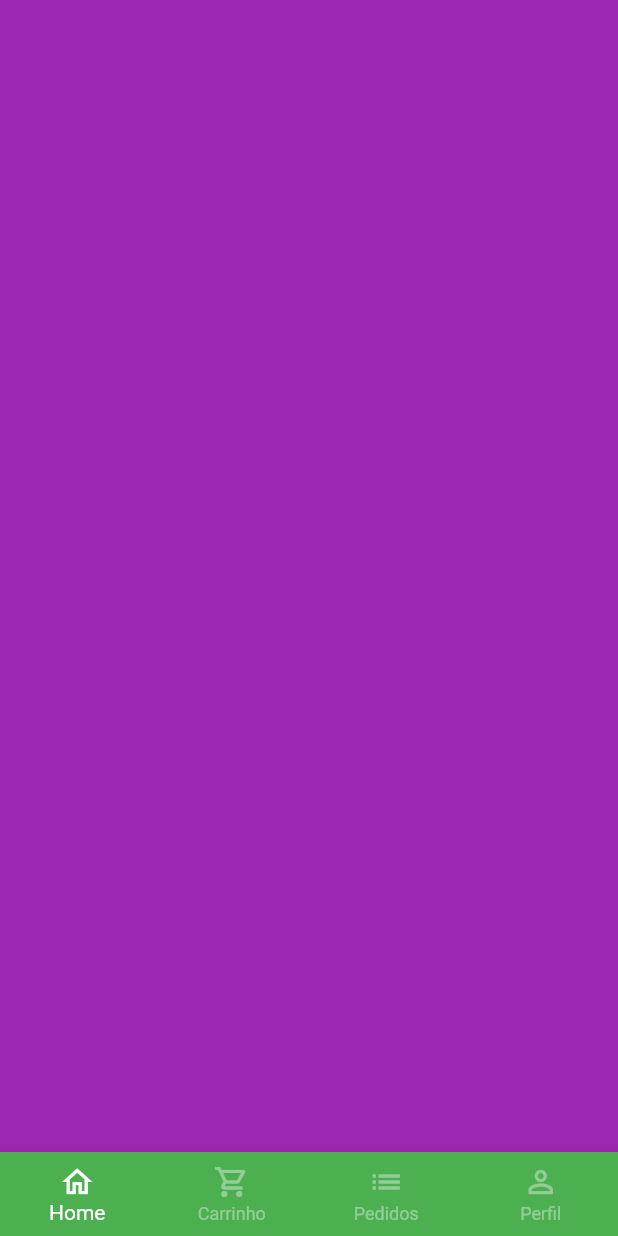
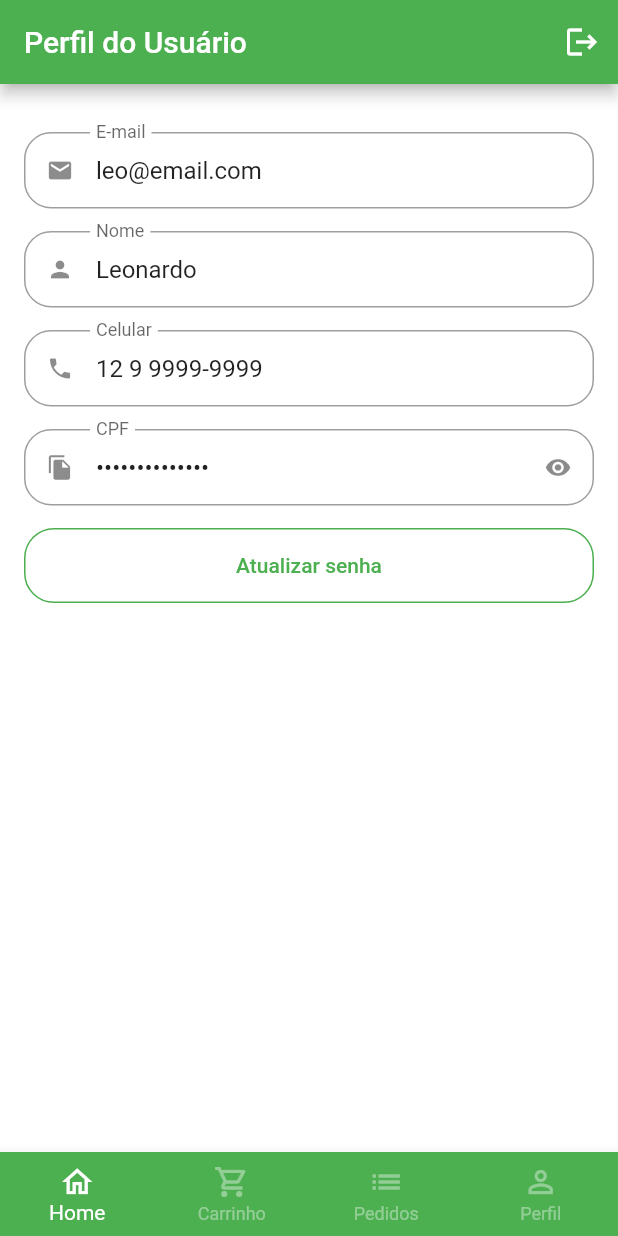
Before and after one commit to leosjcti/flutter_projects, a Flutter app: the BaseScreen screen opened directly, swiped to page 4, on a phone screen of 412 x 824 dp. Run offline on Flutter 3.47's test engine with Material 2 defaults, Android fonts, the phone set to English and light mode, and no system bars; our stand-ins replace animated_text_kit, flutter_slidable, mask_text_input_formatter, shared_preferences, transparent_image; missing offline and left inert: flutter_share; accounts and stored records are empty.

Commit message:
Quitanda - Tela de Perfil do usuário

```diff
--- a/quitanda/lib/src/config/app_data.dart
+++ b/quitanda/lib/src/config/app_data.dart
@@ -1,4 +1,5 @@
 import 'package:quitanda/src/models/item_model.dart';
+import 'package:quitanda/src/models/user_model.dart';
 
 import '../models/cart_item_model.dart';
 
@@ -78,3 +79,10 @@
   CartItemModel(item: mango, quantity: 1),
   CartItemModel(item: guava, quantity: 3),
 ];
+
+UserModel user = UserModel(
+  name: 'Leonardo',
+  email: 'leo@email.com',
+  phone: '12 9 9999-9999',
+  cpf: '999.999.999-99',
+  password: '',);
--- /dev/null
+++ b/quitanda/lib/src/models/user_model.dart
@@ -0,0 +1,15 @@
+class UserModel {
+  String name;
+  String email;
+  String phone;
+  String cpf;
+  String password;
+
+  UserModel({
+    required this.name,
+    required this.email,
+    required this.phone,
+    required this.cpf,
+    required this.password,
+  });
+}
--- a/quitanda/lib/src/pages/auth/sign_in_screen.dart
+++ b/quitanda/lib/src/pages/auth/sign_in_screen.dart
@@ -4,7 +4,7 @@
 import 'package:quitanda/src/config/custom_colors.dart';
 import 'package:quitanda/src/pages/auth/sign_up_screen.dart';
 
-import 'components/custon_text_field.dart';
+import '../common_widgets/custon_text_field.dart';
 
 class SignInScreen extends StatelessWidget {
   const SignInScreen({super.key});
--- a/quitanda/lib/src/pages/auth/sign_up_screen.dart
+++ b/quitanda/lib/src/pages/auth/sign_up_screen.dart
@@ -1,6 +1,6 @@
 import 'package:flutter/material.dart';
 import 'package:mask_text_input_formatter/mask_text_input_formatter.dart';
-import 'package:quitanda/src/pages/auth/components/custon_text_field.dart';
+import 'package:quitanda/src/pages/common_widgets/custon_text_field.dart';
 import 'package:quitanda/src/config/custom_colors.dart';
 
 class SignUpScreen extends StatelessWidget {
--- a/quitanda/lib/src/pages/base/base_screen.dart
+++ b/quitanda/lib/src/pages/base/base_screen.dart
@@ -1,6 +1,7 @@
 import 'package:flutter/material.dart';
 import 'package:quitanda/src/pages/cart/cart_tab.dart';
 import 'package:quitanda/src/pages/home/home_tab.dart';
+import 'package:quitanda/src/pages/profile/profile_tab.dart';
 
 class BaseScreen extends StatefulWidget {
   const BaseScreen({super.key});
@@ -23,9 +24,9 @@
         controller: pageController,
         children: [
           const HomeTab(),
-          CartTab(),
+          const CartTab(),
           Container(color: Colors.blue),
-          Container(color: Colors.purple),
+          const ProfileTab()
         ],
       ),
 
--- a/quitanda/lib/src/pages/auth/components/custon_text_field.dart
+++ b/quitanda/lib/src/pages/common_widgets/custon_text_field.dart
@@ -2,17 +2,20 @@
 import 'package:flutter/services.dart';
 
 class CustomTextField extends StatefulWidget {
-   const CustomTextField(
-      {super.key,
+  const CustomTextField({super.key,
     required this.icon,
     required this.label,
     this.isSecret = false,
-      this.inputFormatters});
+    this.inputFormatters,
+    this.initialValue,
+    this.readOnly = false,});
 
   final IconData icon;
   final String label;
   final bool isSecret;
   final List<TextInputFormatter>? inputFormatters;
+  final String? initialValue;
+  final bool readOnly;
 
 
   @override
@@ -35,6 +38,8 @@
     return Padding(
       padding: const EdgeInsets.only(bottom: 15),
       child: TextFormField(
+        readOnly: widget.readOnly,
+        initialValue: widget.initialValue,
         inputFormatters: widget.inputFormatters,
         obscureText: isObscure,
         decoration: InputDecoration(
--- /dev/null
+++ b/quitanda/lib/src/pages/profile/profile_tab.dart
@@ -0,0 +1,158 @@
+import 'package:flutter/material.dart';
+import 'package:quitanda/src/pages/common_widgets/custon_text_field.dart';
+import 'package:quitanda/src/config/app_data.dart' as appData;
+
+class ProfileTab extends StatefulWidget {
+  const ProfileTab({super.key});
+
+  @override
+  State<ProfileTab> createState() => _ProfileTabState();
+}
+
+class _ProfileTabState extends State<ProfileTab> {
+  @override
+  Widget build(BuildContext context) {
+    return Scaffold(
+      appBar: AppBar(
+        title: const Text('Perfil do Usuário'),
+        actions: [
+          IconButton(
+            onPressed: () {},
+            icon: const Icon(Icons.logout),
+          )
+        ],
+      ),
+      body: ListView(
+        physics: const BouncingScrollPhysics(),
+        padding: const EdgeInsets.fromLTRB(16, 32, 16, 16),
+        children: [
+          //Email
+          CustomTextField(
+            readOnly: true,
+            icon: Icons.email,
+            label: 'E-mail',
+            initialValue: appData.user.email,
+          ),
+          //Name
+          CustomTextField(
+            readOnly: true,
+            icon: Icons.person,
+            label: 'Nome',
+            initialValue: appData.user.name,
+          ),
+          //Phone
+          CustomTextField(
+            readOnly: true,
+            icon: Icons.phone,
+            label: 'Celular',
+            initialValue: appData.user.phone,
+          ),
+          //CPF
+          CustomTextField(
+            readOnly: true,
+            icon: Icons.file_copy,
+            label: 'CPF',
+            isSecret: true,
+            initialValue: appData.user.cpf,
+          ),
+
+          //Botao para atualizar senha
+          SizedBox(
+            height: 50,
+            child: OutlinedButton(
+              style: OutlinedButton.styleFrom(
+                  side: const BorderSide(
+                    color: Colors.green,
+                  ),
+                  shape: RoundedRectangleBorder(
+                    borderRadius: BorderRadius.circular(20),
+                  )),
+              onPressed: () {
+                updatePassword();
+              },
+              child: const Text('Atualizar senha'),
+            ),
+          ),
+        ],
+      ),
+    );
+  }
+
+  Future<bool?> updatePassword() {
+    return showDialog(
+      context: context,
+      builder: (context) {
+        return Dialog(
+          shape: RoundedRectangleBorder(
+            borderRadius: BorderRadius.circular(20),
+          ),
+          child: Stack(
+            children: [
+              Positioned(
+                top: 5,
+                right: 5,
+                child: IconButton(
+                  onPressed: () {
+                    Navigator.of(context).pop();
+                  },
+                  icon: const Icon(Icons.close),
+                ),
+              ),
+              Padding(
+                padding: EdgeInsets.all(16),
+                child: Column(
+                  mainAxisSize: MainAxisSize.min,
+                  crossAxisAlignment: CrossAxisAlignment.stretch,
+                  //estica os filhos ao maximo
+                  children: [
+                    //Titulo
+                    const Padding(
+                      padding: EdgeInsets.symmetric(vertical: 12),
+                      child: Text(
+                        'Atualização de senha',
+                        textAlign: TextAlign.center,
+                        style: TextStyle(
+                            fontWeight: FontWeight.bold, fontSize: 18),
+                      ),
+                    ),
+                    //Senha atual
+                    const CustomTextField(
+                      isSecret: true,
+                      icon: Icons.lock,
+                      label: 'Senha atual',
+                    ),
+                    //Nova senha
+                    const CustomTextField(
+                      isSecret: true,
+                      icon: Icons.lock_outline,
+                      label: 'Nova senha',
+                    ),
+                    //Confirmação da nova senha
+                    const CustomTextField(
+                      isSecret: true,
+                      icon: Icons.lock_outline,
+                      label: 'Confirmar nova senha',
+                    ),
+
+                    //Botão de confirmação
+                    SizedBox(
+                      height: 45,
+                      child: ElevatedButton(
+                        style: ElevatedButton.styleFrom(
+                            shape: RoundedRectangleBorder(
+                          borderRadius: BorderRadius.circular(20),
+                        )),
+                        onPressed: () {},
+                        child: const Text('Atualizar'),
+                      ),
+                    ),
+                  ],
+                ),
+              ),
+            ],
+          ),
+        );
+      },
+    );
+  }
+}
```
Lines whose indentation alone changed are shown as unchanged.
